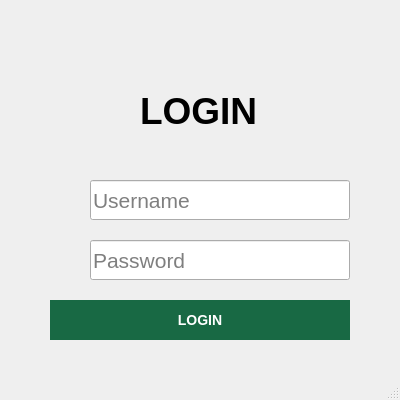
This is src/main/gui/login.ui in OT-Rax/AnconAmbiente as Qt 5 draws it before an edit. The edited form follows.
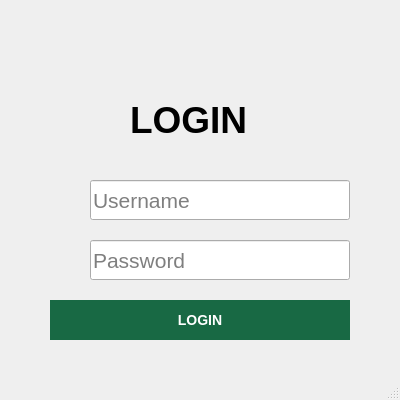
This is the edited form. Icons and pictures are not drawn.

```diff
--- a/src/main/gui/login.ui
+++ b/src/main/gui/login.ui
@@ -57,10 +57,10 @@
    <widget class="QLabel" name="label_2">
     <property name="geometry">
      <rect>
-      <x>140</x>
+      <x>130</x>
       <y>90</y>
-      <width>121</width>
-      <height>41</height>
+      <width>151</width>
+      <height>61</height>
      </rect>
     </property>
     <property name="text">
```
